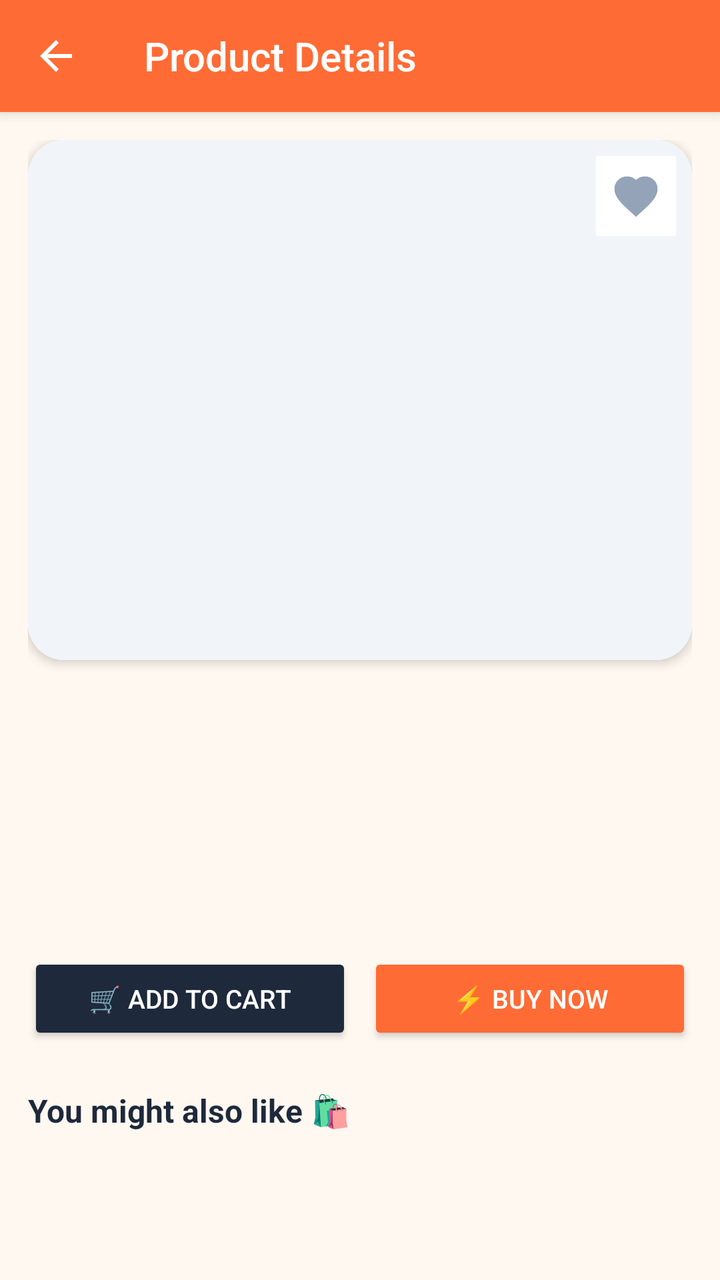
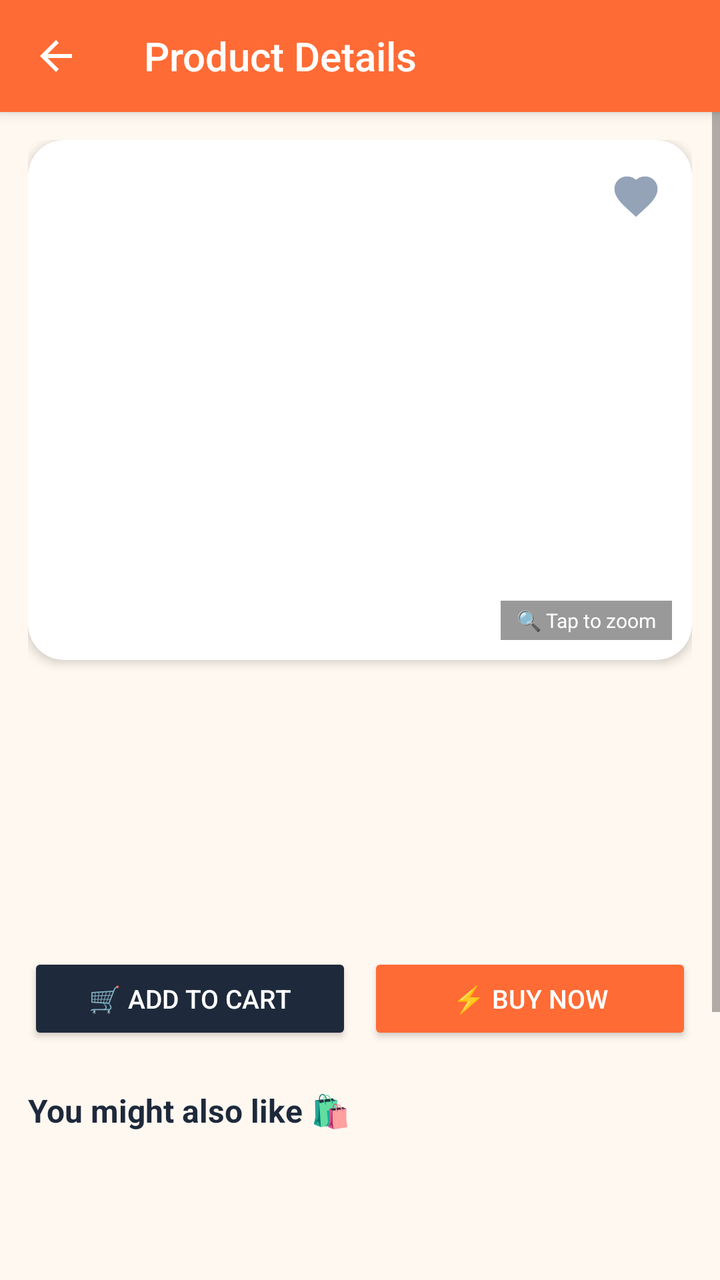

An Android layout rendered at two revisions. The XML below is the earlier revision; the diff shows what the commit changed to produce the second picture.
<!-- AndroidManifest.xml: application theme Theme.FastStore -->
<!-- res/layout/activity_product_detail.xml -->
<?xml version="1.0" encoding="utf-8"?>
<LinearLayout xmlns:android="http://schemas.android.com/apk/res/android"
    xmlns:app="http://schemas.android.com/apk/res-auto"
    android:layout_width="match_parent"
    android:layout_height="match_parent"
    android:orientation="vertical"
    android:background="@color/brand_bg">

    <androidx.appcompat.widget.Toolbar
        android:id="@+id/toolbarDetail"
        android:layout_width="match_parent"
        android:layout_height="?attr/actionBarSize"
        android:background="@color/brand_primary"
        android:elevation="4dp"
        app:navigationIcon="@drawable/ic_back"
        app:titleTextColor="@android:color/white"
        app:title="Product Details" />

    <ScrollView
        android:layout_width="match_parent"
        android:layout_height="match_parent">

        <LinearLayout
            android:layout_width="match_parent"
            android:layout_height="wrap_content"
            android:orientation="vertical"
            android:padding="14dp">

            <androidx.cardview.widget.CardView
                android:layout_width="match_parent"
                android:layout_height="260dp"
                app:cardCornerRadius="18dp"
                app:cardElevation="3dp">

                <FrameLayout
                    android:layout_width="match_parent"
                    android:layout_height="match_parent">

                    <ImageView
                        android:id="@+id/imgDetail"
                        android:layout_width="match_parent"
                        android:layout_height="match_parent"
                        android:background="#F1F5F9"
                        android:scaleType="centerInside" />

                    <ImageButton
                        android:id="@+id/btnDetailFavorite"
                        android:layout_width="40dp"
                        android:layout_height="40dp"
                        android:layout_gravity="top|end"
                        android:layout_margin="8dp"
                        android:background="@android:color/white"
                        android:src="@drawable/ic_heart_outline"
                        android:contentDescription="Favorite" />
                </FrameLayout>
            </androidx.cardview.widget.CardView>

            <TextView
                android:id="@+id/txtDetailName"
                android:layout_width="match_parent"
                android:layout_height="wrap_content"
                android:layout_marginTop="14dp"
                android:textColor="@color/brand_dark"
                android:textSize="19sp"
                android:textStyle="bold" />

            <TextView
                android:id="@+id/txtDetailCategory"
                android:layout_width="match_parent"
                android:layout_height="wrap_content"
                android:layout_marginTop="4dp"
                android:textColor="@color/brand_muted"
                android:textSize="12sp" />

            <TextView
                android:id="@+id/txtDetailPrice"
                android:layout_width="match_parent"
                android:layout_height="wrap_content"
                android:layout_marginTop="8dp"
                android:textColor="@color/brand_price"
                android:textSize="22sp"
                android:textStyle="bold" />

            <TextView
                android:id="@+id/txtDetailDescription"
                android:layout_width="match_parent"
                android:layout_height="wrap_content"
                android:layout_marginTop="12dp"
                android:textColor="@color/brand_dark"
                android:textSize="14sp"
                android:lineSpacingExtra="3dp" />

            <LinearLayout
                android:layout_width="match_parent"
                android:layout_height="wrap_content"
                android:layout_marginTop="18dp"
                android:orientation="horizontal"
                android:weightSum="2">

                <Button
                    android:id="@+id/btnDetailAddToCart"
                    android:layout_width="0dp"
                    android:layout_height="46dp"
                    android:layout_marginEnd="4dp"
                    android:layout_weight="1"
                    android:backgroundTint="@color/brand_dark"
                    android:text="🛒 Add to Cart"
                    android:textColor="@android:color/white"
                    android:textSize="13sp"
                    app:cornerRadius="12dp" />

                <Button
                    android:id="@+id/btnDetailBuyNow"
                    android:layout_width="0dp"
                    android:layout_height="46dp"
                    android:layout_marginStart="4dp"
                    android:layout_weight="1"
                    android:backgroundTint="@color/brand_primary"
                    android:text="⚡ Buy Now"
                    android:textColor="@android:color/white"
                    android:textSize="13sp"
                    app:cornerRadius="12dp" />
            </LinearLayout>

            <TextView
                android:layout_width="wrap_content"
                android:layout_height="wrap_content"
                android:layout_marginTop="22dp"
                android:text="You might also like 🛍️"
                android:textColor="@color/brand_dark"
                android:textSize="16sp"
                android:textStyle="bold" />

            <androidx.recyclerview.widget.RecyclerView
                android:id="@+id/relatedRecycler"
                android:layout_width="match_parent"
                android:layout_height="wrap_content"
                android:layout_marginTop="8dp"
                android:orientation="horizontal"
                app:layoutManager="androidx.recyclerview.widget.LinearLayoutManager" />

        </LinearLayout>
    </ScrollView>
</LinearLayout>
<!-- resources referenced by this layout -->
<resources>
  <color name="brand_bg">#FFF8F0</color>
  <color name="brand_dark">#1E293B</color>
  <color name="brand_muted">#64748B</color>
  <color name="brand_price">#059669</color>
  <color name="brand_primary">#FF6B35</color>
  <!-- drawable ic_back (drawable) -->
  <vector xmlns:android="http://schemas.android.com/apk/res/android"
      android:width="24dp" android:height="24dp"
      android:viewportWidth="24" android:viewportHeight="24"
      android:tint="#FFFFFF">
      <path
          android:fillColor="@android:color/white"
          android:pathData="M20,11H7.83l5.59,-5.59L12,4l-8,8 8,8 1.41,-1.41L7.83,13H20v-2z" />
  </vector>
  <!-- drawable ic_heart_outline (drawable) -->
  <vector xmlns:android="http://schemas.android.com/apk/res/android"
      android:width="24dp" android:height="24dp"
      android:viewportWidth="24" android:viewportHeight="24"
      android:tint="#94A3B8">
      <path
          android:fillColor="@android:color/white"
          android:strokeColor="#94A3B8"
          android:strokeWidth="1.6"
          android:pathData="M12,21.35l-1.45,-1.32C5.4,15.36 2,12.28 2,8.5 2,5.42 4.42,3 7.5,3c1.74,0 3.41,0.81 4.5,2.09C13.09,3.81 14.76,3 16.5,3 19.58,3 22,5.42 22,8.5c0,3.78 -3.4,6.86 -8.55,11.54L12,21.35z" />
  </vector>
  <style name="Theme.FastStore" parent="Theme.AppCompat.Light.NoActionBar">
          <item name="colorPrimary">@color/brand_primary</item>
          <item name="colorPrimaryDark">@color/brand_dark</item>
          <item name="colorAccent">@color/brand_secondary</item>
          <item name="android:windowBackground">@color/brand_bg</item>
      </style>
  <color name="brand_secondary">#2EC4B6</color>
</resources>

<!-- the commit's change to res/layout/activity_product_detail.xml (unified diff, before → after) -->
@@ -36,12 +36,33 @@
                     android:layout_width="match_parent"
                     android:layout_height="match_parent">
 
-                    <ImageView
-                        android:id="@+id/imgDetail"
+                    <androidx.viewpager2.widget.ViewPager2
+                        android:id="@+id/imagePager"
                         android:layout_width="match_parent"
-                        android:layout_height="match_parent"
-                        android:background="#F1F5F9"
-                        android:scaleType="centerInside" />
+                        android:layout_height="match_parent" />
+
+                    <LinearLayout
+                        android:id="@+id/dotsIndicator"
+                        android:layout_width="wrap_content"
+                        android:layout_height="wrap_content"
+                        android:layout_gravity="bottom|center_horizontal"
+                        android:layout_marginBottom="10dp"
+                        android:orientation="horizontal"
+                        android:gravity="center" />
+
+                    <TextView
+                        android:layout_width="wrap_content"
+                        android:layout_height="wrap_content"
+                        android:layout_gravity="bottom|end"
+                        android:layout_margin="10dp"
+                        android:background="#66000000"
+                        android:paddingStart="8dp"
+                        android:paddingEnd="8dp"
+                        android:paddingTop="3dp"
+                        android:paddingBottom="3dp"
+                        android:text="🔍 Tap to zoom"
+                        android:textColor="@android:color/white"
+                        android:textSize="10sp" />
 
                     <ImageButton
                         android:id="@+id/btnDetailFavorite"
@@ -72,14 +93,45 @@
                 android:textColor="@color/brand_muted"
                 android:textSize="12sp" />
 
-            <TextView
-                android:id="@+id/txtDetailPrice"
+            <LinearLayout
                 android:layout_width="match_parent"
                 android:layout_height="wrap_content"
                 android:layout_marginTop="8dp"
-                android:textColor="@color/brand_price"
-                android:textSize="22sp"
-                android:textStyle="bold" />
+                android:orientation="horizontal"
+                android:gravity="center_vertical">
+
+                <TextView
+                    android:id="@+id/txtDetailPrice"
+                    android:layout_width="wrap_content"
+                    android:layout_height="wrap_content"
+                    android:textColor="@color/brand_price"
+                    android:textSize="22sp"
+                    android:textStyle="bold" />
+
+                <TextView
+                    android:id="@+id/txtDetailOldPrice"
+                    android:layout_width="wrap_content"
+                    android:layout_height="wrap_content"
+                    android:layout_marginStart="8dp"
+                    android:textColor="@color/brand_muted"
+                    android:textSize="15sp"
+                    android:visibility="gone" />
+
+                <TextView
+                    android:id="@+id/txtDetailDiscount"
+                    android:layout_width="wrap_content"
+                    android:layout_height="wrap_content"
+                    android:layout_marginStart="8dp"
+                    android:background="@drawable/bg_chip_selected"
+                    android:paddingStart="8dp"
+                    android:paddingEnd="8dp"
+                    android:paddingTop="2dp"
+                    android:paddingBottom="2dp"
+                    android:textColor="@android:color/white"
+                    android:textSize="12sp"
+                    android:textStyle="bold"
+                    android:visibility="gone" />
+            </LinearLayout>
 
             <TextView
                 android:id="@+id/txtDetailDescription"
@@ -134,8 +186,11 @@
             <androidx.recyclerview.widget.RecyclerView
                 android:id="@+id/relatedRecycler"
                 android:layout_width="match_parent"
-                android:layout_height="wrap_content"
+                android:layout_height="210dp"
                 android:layout_marginTop="8dp"
+                android:layout_marginBottom="16dp"
+                android:clipToPadding="false"
+                android:overScrollMode="never"
                 android:orientation="horizontal"
                 app:layoutManager="androidx.recyclerview.widget.LinearLayoutManager" />
 
<!-- resource entries referenced after the edit -->
@@ -5,6 +5,11 @@
   <color name="brand_muted">#64748B</color>
   <color name="brand_price">#059669</color>
   <color name="brand_primary">#FF6B35</color>
+  <!-- drawable bg_chip_selected (drawable) -->
+  <shape xmlns:android="http://schemas.android.com/apk/res/android">
+      <corners android:radius="20dp" />
+      <solid android:color="#FF6B35" />
+  </shape>
   <!-- drawable ic_back (drawable) -->
   <vector xmlns:android="http://schemas.android.com/apk/res/android"
       android:width="24dp" android:height="24dp"
